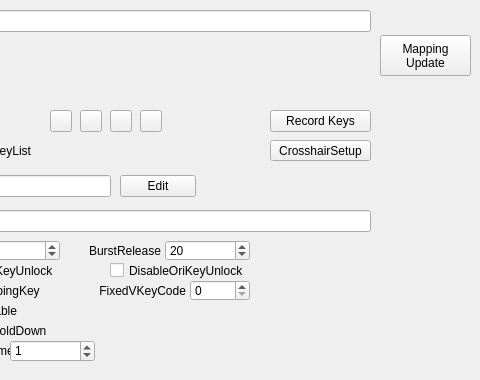
Before: the Qt Designer form QKeyMapper/qitemsetupdialog.ui in Zalafina/QKeyMapper, drawn with Qt 5; both pictures show x 340 to 820 and y 0 to 380 of the 820 by 380 pixel window.
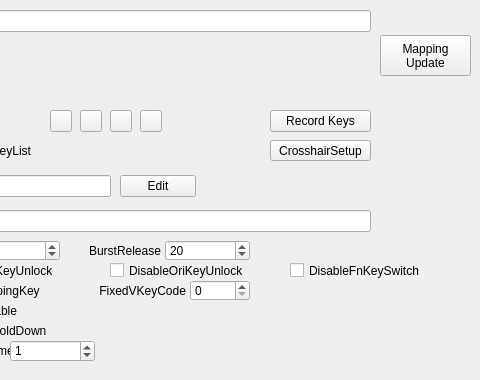
After: the same form once the commit is applied.

Commit message: Add DisableFnKeySwitch checkbox.

Diff of the .ui file:
```diff
--- a/QKeyMapper/qitemsetupdialog.ui
+++ b/QKeyMapper/qitemsetupdialog.ui
@@ -827,6 +827,25 @@
     <bool>false</bool>
    </property>
   </widget>
+  <widget class="QCheckBox" name="disableFnKeySwitchCheckBox">
+   <property name="geometry">
+    <rect>
+     <x>630</x>
+     <y>260</y>
+     <width>181</width>
+     <height>21</height>
+    </rect>
+   </property>
+   <property name="focusPolicy">
+    <enum>Qt::FocusPolicy::NoFocus</enum>
+   </property>
+   <property name="text">
+    <string>DisableFnKeySwitch</string>
+   </property>
+   <property name="checked">
+    <bool>false</bool>
+   </property>
+  </widget>
   <zorder>burstCheckBox</zorder>
   <zorder>lockCheckBox</zorder>
   <zorder>passThroughCheckBox</zorder>
```
Left out of the diff: 1 changed line with no effect on the pictures. The commit also changes 12 other files.
